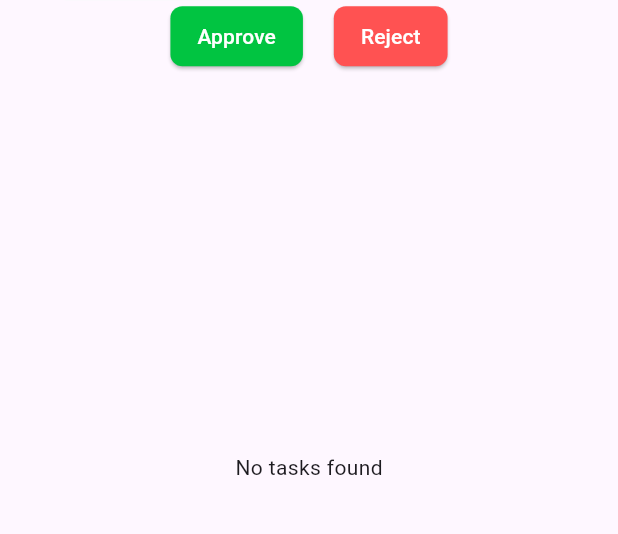
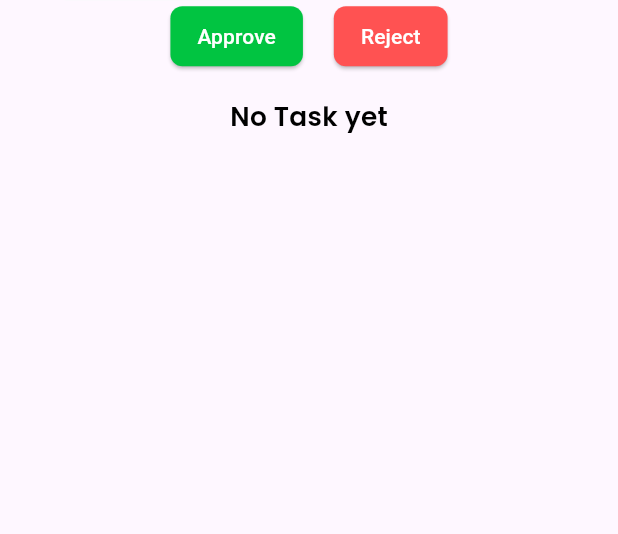
Before and after one commit to AleeXraxa/Employee-Management-System, a Flutter app: the EmpDetails screen opened directly with empty values, on a phone screen of 412 x 824 dp, the part 270-804 px from its top. Run offline on Flutter 3.47's test engine with Material 3 defaults, Android fonts, the phone set to English and light mode, and no system bars; our stand-ins replace cloud_firestore, connectivity_plus, firebase_auth, firebase_core, flutter_screenutil, font_awesome_flutter and 3 more; accounts and stored records are empty; project files that could hold a hidden picture were left out.

Commit message:
Home Screen tasks showing

```diff
--- a/lib/Features/HR Dashboard/View/emp_details.dart
+++ b/lib/Features/HR Dashboard/View/emp_details.dart
@@ -1,5 +1,5 @@
 import 'package:employee_management_system/core/app_exports.dart';
-import 'package:intl/intl.dart';
+import 'package:employee_management_system/shared/widgets/task_card.dart';
 
 class EmpDetails extends StatelessWidget {
   final UserModel employee;
@@ -68,12 +68,10 @@ class EmpDetails extends StatelessWidget {
                         ),
                         child: CircleAvatar(
                           radius: 25,
-                          backgroundImage: AssetImage(
-                              'assets/images/logo.png'), // Update your image path
+                          backgroundImage: AssetImage('assets/images/logo.png'),
                         ),
                       ),
                       const SizedBox(width: 12),
-                      // Name and Role
                       Column(
                         crossAxisAlignment: CrossAxisAlignment.start,
                         mainAxisAlignment: MainAxisAlignment.center,
@@ -131,49 +129,56 @@ class EmpDetails extends StatelessWidget {
                         ),
                       ),
                 SizedBox(height: 0.02.sh),
-                Container(
-                  height: 0.6.sh,
-                  child: Obx(() {
+                Container(child: Obx(() {
+                  final completedTask = _taskController.oneCompletedTask;
+                  final tomorrowTask = _taskController.oneTomorrowPendingTask;
+
                   if (_taskController.isTaskLoading.value) {
                     return const Center(child: CircularProgressIndicator());
                   }
 
                   if (_taskController.taskError.value.isNotEmpty) {
+                    return Center(child: Text(_taskController.taskError.value));
+                  }
+                  if (completedTask == null && tomorrowTask == null) {
                     return Center(
-                          child: Text(_taskController.taskError.value));
+                      child: Text(
+                        'No Task yet',
+                        style: AppTextStyles.bodyText,
+                      ),
+                    );
                   }
 
-                    if (_taskController.taskList.isEmpty) {
-                      return const Center(child: Text("No tasks found"));
-                    }
-
-                    return ListView.builder(
-                      itemCount: _taskController.taskList.length,
-                      itemBuilder: (context, index) {
-                        final task = _taskController.taskList[index];
-                        return Card(
-                          margin: const EdgeInsets.symmetric(
-                              vertical: 8, horizontal: 16),
-                          child: ListTile(
-                            leading: const Icon(Icons.task,
-                                color: AppColors.primaryColor),
-                            title: Text(task.title),
-                            subtitle: Column(
+                  return Column(
                     crossAxisAlignment: CrossAxisAlignment.start,
                     children: [
+                      if (completedTask != null) ...[
+                        Row(
+                          mainAxisAlignment: MainAxisAlignment.spaceBetween,
+                          children: [
                             Text(
-                                    "Date: ${DateFormat.yMMMd().format(task.date)}"),
-                                Text("Time: ${task.time}"),
-                                Text("Location: ${task.location}"),
-                                Text("Status: ${task.status}"),
+                              "Completed Task",
+                              style: TextStyle(
+                                  fontSize: 18, fontWeight: FontWeight.bold),
+                            ),
+                            secondaryBtn(
+                                btnText: 'View All',
+                                bgcolor: AppColors.primaryColor,
+                                onTap: () {}),
                           ],
                         ),
-                          ),
+                        TaskCard(task: completedTask),
+                      ],
+                      const SizedBox(height: 16),
+                      if (tomorrowTask != null) ...[
+                        Text("Tomorrow's Pending Task",
+                            style: TextStyle(
+                                fontSize: 18, fontWeight: FontWeight.bold)),
+                        TaskCard(task: tomorrowTask),
+                      ]
+                    ],
                   );
-                      },
-                    );
-                  }),
-                )
+                }))
               ],
             ),
           ),
--- a/lib/Features/HR Dashboard/controllers/task_controller.dart
+++ b/lib/Features/HR Dashboard/controllers/task_controller.dart
@@ -37,6 +37,7 @@ class TaskController extends GetxController {
         date: selectedDate,
         createdBy: FirebaseAuth.instance.currentUser!.uid,
         assignedTo: employeeID,
+        progressStatus: 'pending',
       );
 
       await _db.collection('tasks').add(task.toMap());
@@ -59,6 +60,8 @@ class TaskController extends GetxController {
   }
 
   var taskList = <TaskModel>[].obs;
+  var singleCompletedTask = Rxn<TaskModel>();
+  var singleTomorrowPendingTask = Rxn<TaskModel>();
   var isTaskLoading = true.obs;
   var taskError = ''.obs;
 
@@ -79,7 +82,6 @@ class TaskController extends GetxController {
         isTaskLoading.value = false;
       }, onError: (e) {
         taskError.value = 'Something went wrong $e';
-        print(e);
         isTaskLoading.value = false;
       });
     } catch (e) {
@@ -87,4 +89,29 @@ class TaskController extends GetxController {
       isTaskLoading.value = false;
     }
   }
+
+  TaskModel? get oneCompletedTask {
+    try {
+      return taskList.firstWhere(
+        (task) => task.progressStatus == 'completed',
+      );
+    } catch (_) {
+      return null;
+    }
+  }
+
+  TaskModel? get oneTomorrowPendingTask {
+    try {
+      final tomorrow = DateTime.now().add(Duration(days: 1));
+      return taskList.firstWhereOrNull(
+        (task) =>
+            task.progressStatus == 'pending' &&
+            task.date.year == tomorrow.year &&
+            task.date.month == tomorrow.month &&
+            task.date.day == tomorrow.day,
+      );
+    } catch (_) {
+      return null;
+    }
+  }
 }
--- a/lib/Features/HR Dashboard/model/task_model.dart
+++ b/lib/Features/HR Dashboard/model/task_model.dart
@@ -1,4 +1,4 @@
-import 'package:cloud_firestore/cloud_firestore.dart';
+import 'package:employee_management_system/core/app_exports.dart';
 
 class TaskModel {
   final String? id;
@@ -9,6 +9,7 @@ class TaskModel {
   final DateTime date;
   final String createdBy;
   final String assignedTo;
+  final String progressStatus;
 
   TaskModel({
     this.id,
@@ -19,6 +20,7 @@ class TaskModel {
     required this.date,
     required this.createdBy,
     required this.assignedTo,
+    this.progressStatus = 'pending',
   });
 
   Map<String, dynamic> toMap() {
@@ -30,6 +32,7 @@ class TaskModel {
       'date': Timestamp.fromDate(date),
       'createdBy': createdBy,
       'assignedTo': assignedTo,
+      'progressStatus': progressStatus,
     };
   }
 
@@ -43,6 +46,7 @@ class TaskModel {
       date: (map['date'] as Timestamp).toDate(),
       createdBy: map['createdBy'],
       assignedTo: map['assignedTo'],
+      progressStatus: map['progressStatus'] ?? 'pending',
     );
   }
 }
--- a/pubspec.yaml
+++ b/pubspec.yaml
@@ -19,6 +19,7 @@ dependencies:
   google_sign_in: ^6.3.0
   intl:
   table_calendar: ^3.2.0
+  collection: 1.19.0
 
   # Screen Utils for Responsive
   flutter_screenutil: ^5.9.0
```
Also changed, not shown: lib/shared/widgets/task_card.dart (added, +76 -0 lines), pubspec.lock. Lines whose indentation alone changed are shown as unchanged.
